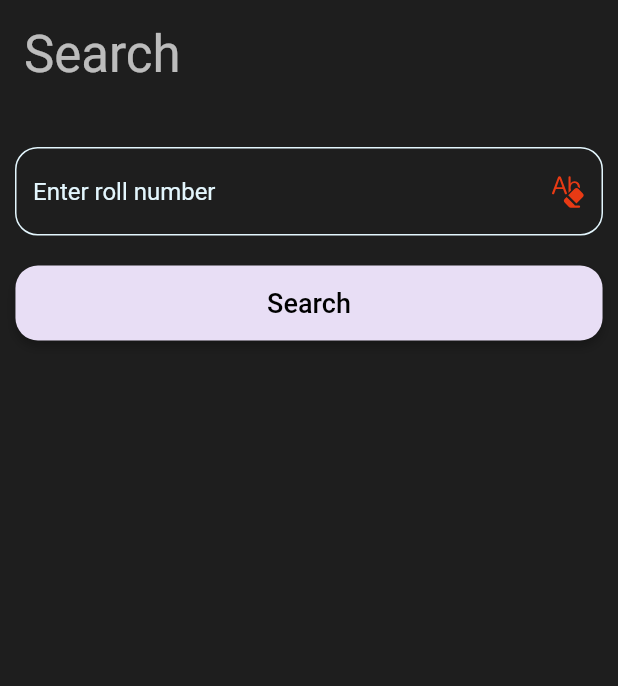
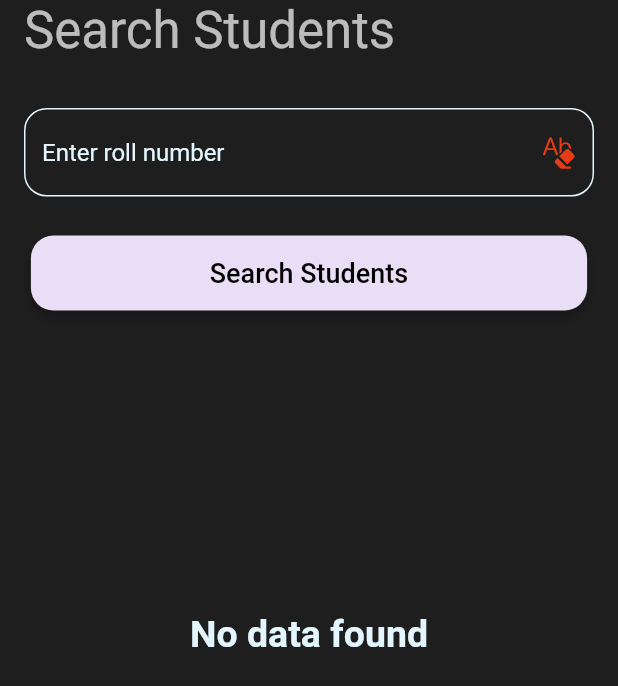
Before and after one commit to KathirvelChandrasekaran/campus_connect_admin, a Flutter app: the SearchScreen screen opened directly, on a phone screen of 412 x 824 dp. Shown: the top 686 px of the screen. Run offline on Flutter 3.47's test engine with Material 2 defaults, Android fonts, the phone set to English and light mode, and no system bars; our stand-ins replace csv, file_picker, fluentui_system_icons, flutter_dotenv, flutter_riverpod, salomon_bottom_bar and 3 more; accounts and stored records are empty.

Commit message:
feat: searching logic and display result

```diff
--- a/lib/screens/search_screen.dart
+++ b/lib/screens/search_screen.dart
@@ -13,7 +13,30 @@ class SearchScreen extends StatefulWidget {
 }
 
 class _SearchScreenState extends State<SearchScreen> {
-  TextEditingController _searchText = TextEditingController();
+  final TextEditingController _searchText = TextEditingController();
+  List<dynamic>? students;
+  bool isLoading = false;
+  bool isDataLoaded = false;
+
+  getSearchResults() async {
+    setState(() {
+      isDataLoaded = false;
+      isLoading = true;
+    });
+
+    var result = await supabase
+        .from('students')
+        .select()
+        .like('email_id', '%${_searchText.text}%')
+        .execute();
+
+    setState(() {
+      students = result.data;
+      isDataLoaded = true;
+      isLoading = false;
+    });
+  }
+
   @override
   Widget build(BuildContext context) {
     return Consumer(
@@ -29,16 +52,16 @@ class _SearchScreenState extends State<SearchScreen> {
             body: Column(
               crossAxisAlignment: CrossAxisAlignment.start,
               children: [
-                Container(
-                  padding: const EdgeInsets.all(16),
+                Padding(
+                  padding: const EdgeInsets.only(left: 16.0, right: 16.0),
                   child: Text(
-                    'Search',
+                    'Search Students',
                     style: Theme.of(context).textTheme.headline4,
                   ),
                 ),
                 const SizedBox(height: 16),
                 Padding(
-                  padding: const EdgeInsets.all(10.0),
+                  padding: const EdgeInsets.all(16.0),
                   child: TextFormField(
                     controller: _searchText,
                     decoration: InputDecoration(
@@ -67,6 +90,7 @@ class _SearchScreenState extends State<SearchScreen> {
                       suffixIcon: IconButton(
                         onPressed: () {
                           _searchText.clear();
+                          isDataLoaded = false;
                         },
                         icon: const Icon(
                           FluentIcons.text_clear_formatting_24_filled,
@@ -74,24 +98,82 @@ class _SearchScreenState extends State<SearchScreen> {
                         color: Theme.of(context).colorScheme.error,
                       ),
                     ),
-                    style: const TextStyle(color: Colors.white),
+                    style: TextStyle(
+                      color: theme.darkTheme
+                          ? Theme.of(context).primaryColor
+                          : Colors.black,
+                    ),
                   ),
                 ),
                 const SizedBox(height: 10),
                 Center(
                   child: RoundedButtonWidget(
-                    buttonText: "Search",
-                    width: MediaQuery.of(context).size.width * 0.95,
-                    onpressed: () async {
-                      var result = await supabase
-                          .from('students')
-                          .select()
-                          .textSearch('roll_number', _searchText.text)
-                          .execute();
-                      print(result.data);
-                    },
+                    buttonText: "Search Students",
+                    width: MediaQuery.of(context).size.width * 0.90,
+                    onpressed: getSearchResults,
                   ),
                 ),
+                const SizedBox(height: 10),
+                isDataLoaded
+                    ? Expanded(
+                        child: Padding(
+                          padding: const EdgeInsets.all(16.0),
+                          child: ListView(
+                            children: students!
+                                .map(
+                                  (student) => Column(
+                                    children: [
+                                      Container(
+                                        decoration: BoxDecoration(
+                                          borderRadius:
+                                              BorderRadius.circular(15),
+                                          color: Theme.of(context).primaryColor,
+                                        ),
+                                        child: ListTile(
+                                          title: Text(
+                                            student['roll_number'],
+                                            style: const TextStyle(
+                                              color: Colors.black,
+                                            ),
+                                          ),
+                                          subtitle: Text(
+                                            student['email_id'],
+                                            style: const TextStyle(
+                                              color: Colors.black,
+                                            ),
+                                          ),
+                                          trailing: Text(
+                                            student['department'],
+                                            style: const TextStyle(
+                                              color: Colors.black,
+                                              fontWeight: FontWeight.bold,
+                                            ),
+                                          ),
+                                        ),
+                                      ),
+                                      const SizedBox(height: 10),
+                                    ],
+                                  ),
+                                )
+                                .toList(),
+                          ),
+                        ),
+                      )
+                    : SizedBox(
+                        height: MediaQuery.of(context).size.height * 0.5,
+                        child: Center(
+                          child: Text(
+                            'No data found',
+                            style: TextStyle(
+                              color: theme.darkTheme
+                                  ? Theme.of(context).primaryColor
+                                  : Colors.black,
+                              fontWeight: FontWeight.bold,
+                              fontSize: 25,
+                            ),
+                          ),
+                        ),
+                      ),
               ],
             ),
           ),
```
